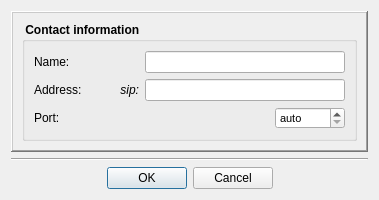
Old version of the form Homer/forms/ContactEditDialog.ui in the repository Homer-Conferencing/Homer-Conferencing.
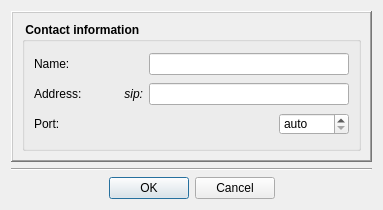
New version of the form. Icons and pictures are not drawn.

Patch:
```diff
--- a/Homer/forms/ContactEditDialog.ui
+++ b/Homer/forms/ContactEditDialog.ui
@@ -6,8 +6,8 @@
    <rect>
     <x>0</x>
     <y>0</y>
-    <width>379</width>
-    <height>195</height>
+    <width>383</width>
+    <height>210</height>
    </rect>
   </property>
   <property name="sizePolicy">
@@ -113,7 +113,7 @@
              </property>
              <property name="font">
               <font>
-               <pointsize>8</pointsize>
+               <pointsize>9</pointsize>
                <weight>50</weight>
                <bold>false</bold>
               </font>
@@ -204,7 +204,7 @@
              </property>
              <property name="font">
               <font>
-               <pointsize>8</pointsize>
+               <pointsize>9</pointsize>
                <weight>50</weight>
                <bold>false</bold>
               </font>
@@ -278,7 +278,7 @@
              </property>
              <property name="font">
               <font>
-               <pointsize>8</pointsize>
+               <pointsize>9</pointsize>
                <weight>50</weight>
                <bold>false</bold>
               </font>
```
